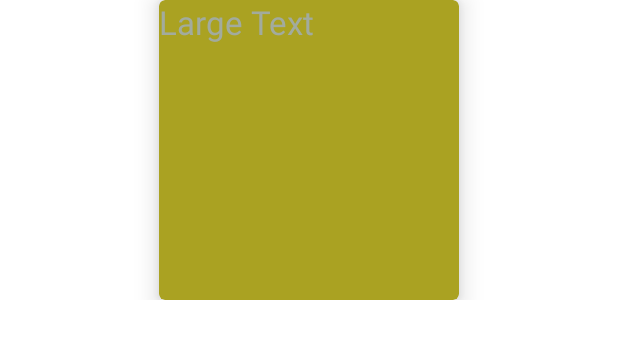
After one commit to hoholidayx/Pedometer, an Android app: the layout list_item_plan_card.xml on its own in the app's theme, with its tools: preview values and no code run, on a phone screen of 412 x 824 dp. The commit adds this screen. Shown: the top 339 px of the screen. Run offline under Robolectric (Android 15) with nearby library versions, the phone set to English and light mode, and no system bars; Roboto replaces fonts that are not available here.

Commit message:
增加卡片视图

```diff
--- a/app/build.gradle
+++ b/app/build.gradle
@@ -40,9 +40,10 @@ android {
 
 dependencies {
     compile fileTree(include: ['*.jar'], dir: 'libs')
-    compile 'com.android.support:appcompat-v7:22.2.1'
+    compile 'com.android.support:appcompat-v7:22.2.+'
     compile 'com.android.support:design:22.2.1'
     compile 'de.hdodenhof:circleimageview:2.0.0'
     compile 'com.android.support:support-v4:22.2.1'
-    compile 'com.android.support:recyclerview-v7:22.2.1'
+    compile 'com.android.support:recyclerview-v7:22.2.+'
+    compile 'com.android.support:cardview-v7:22.0.+'
 }
--- /dev/null
+++ b/app/src/main/res/layout/list_item_plan_card.xml
@@ -0,0 +1,25 @@
+<?xml version="1.0" encoding="utf-8"?>
+<LinearLayout xmlns:android="http://schemas.android.com/apk/res/android"
+    android:layout_width="match_parent"
+    android:layout_height="wrap_content"
+    android:gravity="center"
+    xmlns:cardview="http://schemas.android.com/apk/res-auto">
+
+
+    <android.support.v7.widget.CardView
+        android:layout_gravity="center"
+        android:layout_width="200dp"
+        android:layout_height="200dp"
+        cardview:cardCornerRadius="4dp"
+        cardview:cardElevation="10dp"
+        cardview:cardBackgroundColor="#aaa222">
+
+        <TextView
+            android:layout_width="wrap_content"
+            android:layout_height="wrap_content"
+            android:textAppearance="?android:attr/textAppearanceLarge"
+            android:text="Large Text" />
+
+    </android.support.v7.widget.CardView>
+
+</LinearLayout>
```
Also changed, not shown: app/src/main/java/com/hzp/pedometer/entity/PlanCard.java (added, +19 -0 lines), app/src/main/java/com/hzp/pedometer/fragment/PlanFragment.java (+26 -11 lines).
